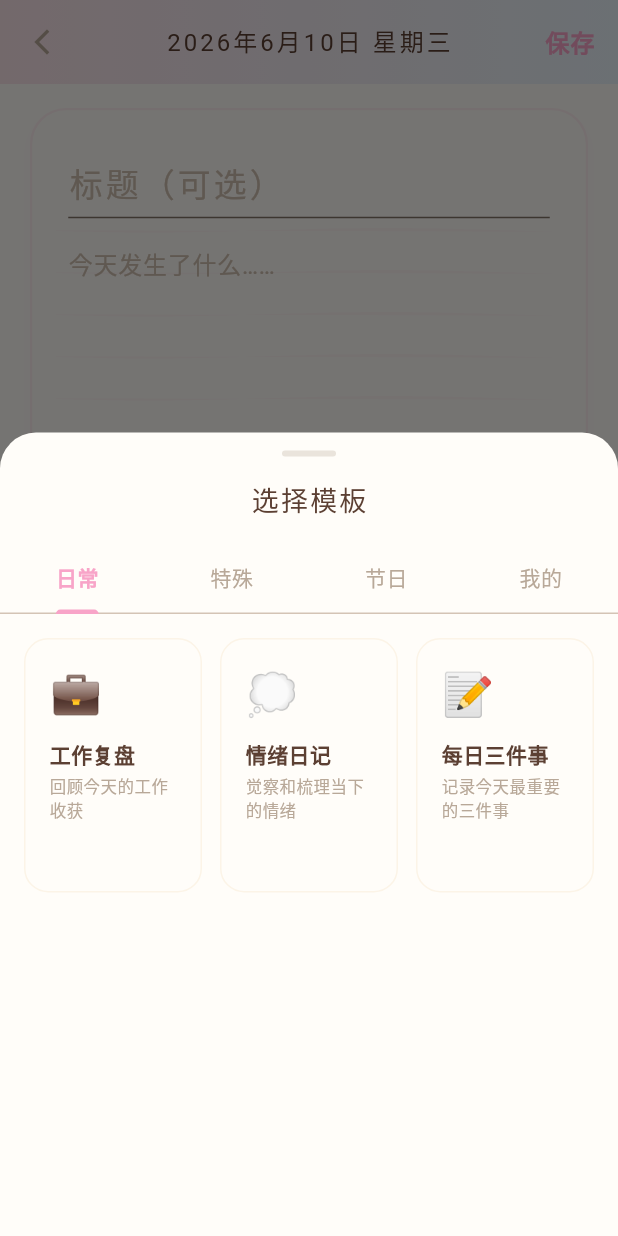
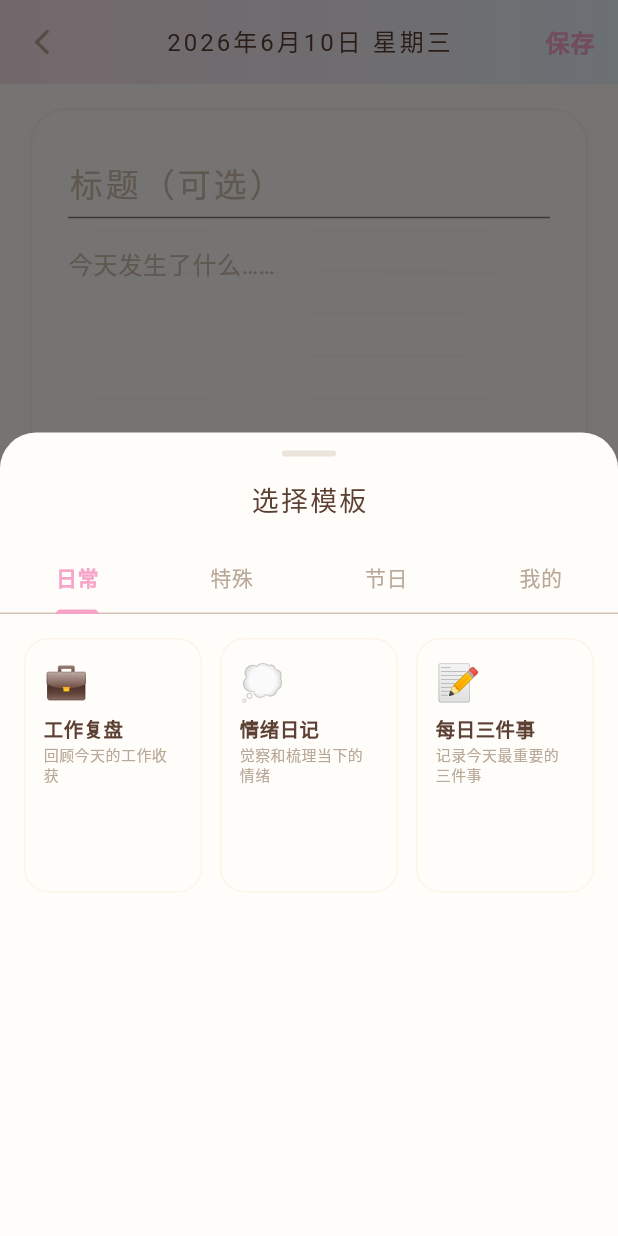
Before and after one commit to rainwind0408/diary_app, a Flutter app: the MainShell screen opened directly, item 3 of the bottom bar chosen, after a tap on the "mic" icon, on a phone screen of 412 x 824 dp. Run offline on Flutter 3.47's test engine with Material 3 defaults, Android fonts, the phone set to English and light mode, and no system bars; our stand-ins replace audioplayers, fl_chart, flutter_local_notifications, flutter_markdown, geolocator, image_picker and 5 more; missing offline and left inert: file_selector, record; accounts and stored records are empty; Roboto replaces fonts that are missing (MaShanZheng, ZCOOLXiaoWei).

Commit message:
v3.2.0: 自定义模板+模型手动更新+键盘修复+应用更名折花日记
- 自定义模板：模板选择器"我的"Tab支持创建/删除自定义模板
- 模型手动更新：厂商前缀匹配替代白名单，设置页一键更新
- 华为键盘修复：焦点监听+延迟TextInput.show适配HarmonyOS
- API配置修复：Dropdown校验provider/model存在性
- 连续天数修复：SQLite date()函数替代ISO字符串比较
- 应用更名：手写日记→折花日记

```diff
--- a/lib/app.dart
+++ b/lib/app.dart
@@ -31,7 +31,7 @@ class DiaryApp extends StatelessWidget {
         textScaler: TextScaler.linear(fontProvider.scale),
       ),
       child: MaterialApp(
-        title: '手写日记',
+        title: '折花日记',
         theme: AppTheme.buildLight(
             seasonalProvider.isEnabled ? seasonalProvider.palette : null),
         darkTheme: AppTheme.buildDark(
--- a/lib/data/repositories/diary_repository.dart
+++ b/lib/data/repositories/diary_repository.dart
@@ -33,12 +33,11 @@ class DiaryRepository {
 
   Future<List<DiaryEntry>> getEntriesByDate(DateTime date) async {
     final db = await _dbHelper.database;
-    final start = DateTime(date.year, date.month, date.day);
-    final end = start.add(const Duration(days: 1));
+    final dateStr = '${date.year}-${date.month.toString().padLeft(2, '0')}-${date.day.toString().padLeft(2, '0')}';
     final rows = await db.query(
       DatabaseConstants.tableDiaryEntries,
-      where: '${DatabaseConstants.colCreatedAt} >= ? AND ${DatabaseConstants.colCreatedAt} < ?',
-      whereArgs: [start.toIso8601String(), end.toIso8601String()],
+      where: "date(${DatabaseConstants.colCreatedAt}, 'localtime') = ?",
+      whereArgs: [dateStr],
       orderBy: '${DatabaseConstants.colCreatedAt} DESC',
     );
     return rows.map((r) => DiaryEntry.fromMap(r)).toList();
@@ -80,13 +79,12 @@ class DiaryRepository {
 
   Future<Map<String, int>> getMonthlyStats(DateTime month) async {
     final db = await _dbHelper.database;
-    final start = DateTime(month.year, month.month, 1);
-    final end = DateTime(month.year, month.month + 1, 1);
+    final monthStr = '${month.year}-${month.month.toString().padLeft(2, '0')}';
     final rows = await db.rawQuery('''
       SELECT COUNT(*) as count, COALESCE(SUM(word_count), 0) as total_words
       FROM ${DatabaseConstants.tableDiaryEntries}
-      WHERE ${DatabaseConstants.colCreatedAt} >= ? AND ${DatabaseConstants.colCreatedAt} < ?
-    ''', [start.toIso8601String(), end.toIso8601String()]);
+      WHERE strftime('%Y-%m', ${DatabaseConstants.colCreatedAt}, 'localtime') = ?
+    ''', [monthStr]);
     if (rows.isEmpty) return {'count': 0, 'total_words': 0};
     return {
       'count': rows.first['count'] as int,
@@ -108,13 +106,12 @@ class DiaryRepository {
 
   Future<List<DiaryEntry>> getEntriesByDateAndTag(DateTime date, String tag) async {
     final db = await _dbHelper.database;
-    final start = DateTime(date.year, date.month, date.day);
-    final end = start.add(const Duration(days: 1));
+    final dateStr = '${date.year}-${date.month.toString().padLeft(2, '0')}-${date.day.toString().padLeft(2, '0')}';
     final pattern = '%"$tag"%';
     final rows = await db.query(
       DatabaseConstants.tableDiaryEntries,
-      where: '${DatabaseConstants.colCreatedAt} >= ? AND ${DatabaseConstants.colCreatedAt} < ? AND ${DatabaseConstants.colTags} LIKE ?',
-      whereArgs: [start.toIso8601String(), end.toIso8601String(), pattern],
+      where: "date(${DatabaseConstants.colCreatedAt}, 'localtime') = ? AND ${DatabaseConstants.colTags} LIKE ?",
+      whereArgs: [dateStr, pattern],
       orderBy: '${DatabaseConstants.colCreatedAt} DESC',
     );
     return rows.map((r) => DiaryEntry.fromMap(r)).toList();
@@ -155,13 +152,12 @@ class DiaryRepository {
 
   Future<Set<int>> getEntryDatesInMonth(int year, int month) async {
     final db = await _dbHelper.database;
-    final start = DateTime(year, month, 1);
-    final end = DateTime(year, month + 1, 1);
+    final monthStr = '$year-${month.toString().padLeft(2, '0')}';
     final rows = await db.query(
       DatabaseConstants.tableDiaryEntries,
       columns: [DatabaseConstants.colCreatedAt],
-      where: '${DatabaseConstants.colCreatedAt} >= ? AND ${DatabaseConstants.colCreatedAt} < ?',
-      whereArgs: [start.toIso8601String(), end.toIso8601String()],
+      where: "strftime('%Y-%m', ${DatabaseConstants.colCreatedAt}, 'localtime') = ?",
+      whereArgs: [monthStr],
     );
     return rows.map((r) {
       final dt = DateTime.parse(r[DatabaseConstants.colCreatedAt] as String);
@@ -218,11 +214,12 @@ class DiaryRepository {
     final db = await _dbHelper.database;
     final now = DateTime.now();
     final start = DateTime(now.year - 1, now.month, now.day);
+    final startStr = '${start.year}-${start.month.toString().padLeft(2, '0')}-${start.day.toString().padLeft(2, '0')}';
     final rows = await db.query(
       DatabaseConstants.tableDiaryEntries,
       columns: [DatabaseConstants.colCreatedAt],
-      where: '${DatabaseConstants.colCreatedAt} >= ?',
-      whereArgs: [start.toIso8601String()],
+      where: "date(${DatabaseConstants.colCreatedAt}, 'localtime') >= ?",
+      whereArgs: [startStr],
     );
     return rows.map((r) {
       final dt = DateTime.parse(r[DatabaseConstants.colCreatedAt] as String);
--- a/lib/features/onboarding/screens/welcome_screen.dart
+++ b/lib/features/onboarding/screens/welcome_screen.dart
@@ -109,7 +109,7 @@ class _WelcomeScreenState extends State<WelcomeScreen>
                         child: Column(
                           children: [
                             Text(
-                              '手写日记',
+                              '折花日记',
                               style: AppTextStyles.handwritingTitle.copyWith(
                                 color: textColor,
                                 fontSize: 36,
--- a/lib/features/reminders/widgets/reminder_settings.dart
+++ b/lib/features/reminders/widgets/reminder_settings.dart
@@ -152,15 +152,15 @@ class _ReminderSettingsState extends State<ReminderSettings> {
               )),
               const SizedBox(height: 12),
               _guideStep('1', '打开手机「设置」→「应用」→「应用管理」', textColor),
-              _guideStep('2', '找到「手写日记」→「电池」或「耗电管理」', textColor),
+              _guideStep('2', '找到「折花日记」→「电池」或「耗电管理」', textColor),
               _guideStep('3', '选择「不限制」或「允许后台活动」', textColor),
               const SizedBox(height: 12),
               Text('华为/荣耀设备额外设置：', style: AppTextStyles.body.copyWith(
                 color: goldColor, fontWeight: FontWeight.w600,
               )),
               const SizedBox(height: 4),
-              _guideStep('•', '设置 → 电池 → 启动管理 → 手写日记 → 关闭自动管理 → 手动开启所有开关', textColor),
-              _guideStep('•', '设置 → 应用 → 应用管理 → 手写日记 → 通知 → 开启允许通知', textColor),
+              _guideStep('•', '设置 → 电池 → 启动管理 → 折花日记 → 关闭自动管理 → 手动开启所有开关', textColor),
+              _guideStep('•', '设置 → 应用 → 应用管理 → 折花日记 → 通知 → 开启允许通知', textColor),
             ],
           ),
         ),
--- a/lib/features/settings/screens/about_screen.dart
+++ b/lib/features/settings/screens/about_screen.dart
@@ -40,7 +40,7 @@ class _AboutScreenState extends State<AboutScreen> {
         final raw = await rootBundle.loadString('assets/README.md');
         readme = _cleanReadme(raw);
       } catch (_) {
-        readme = '# 手写日记\n\n无法加载 README.md 内容。';
+        readme = '# 折花日记\n\n无法加载 README.md 内容。';
       }
       if (!mounted) return;
       setState(() {
@@ -51,7 +51,7 @@ class _AboutScreenState extends State<AboutScreen> {
       if (!mounted) return;
       setState(() {
         _version = '';
-        _readmeContent = '# 手写日记\n\n加载失败: $e';
+        _readmeContent = '# 折花日记\n\n加载失败: $e';
       });
     }
   }
@@ -91,7 +91,7 @@ class _AboutScreenState extends State<AboutScreen> {
                       ),
                       const SizedBox(height: 12),
                       Text(
-                        '手写日记',
+                        '折花日记',
                         style: AppTextStyles.heading.copyWith(
                           fontSize: 20,
                           color: isDark ? AppColors.darkTitleText : AppColors.titleText,
--- a/lib/features/settings/screens/settings_screen.dart
+++ b/lib/features/settings/screens/settings_screen.dart
@@ -155,7 +155,7 @@ class _SettingsScreenState extends State<SettingsScreen> {
                     color: isDark ? AppColors.darkBodyText : AppColors.bodyText,
                   )),
                   subtitle: Text(
-                    '手写日记 ${_version.isNotEmpty ? _version : ""}',
+                    '折花日记 ${_version.isNotEmpty ? _version : ""}',
                     style: AppTextStyles.label.copyWith(
                       color: isDark ? AppColors.darkLabelText : AppColors.labelText,
                     ),
--- a/lib/features/settings/widgets/ai_settings_section.dart
+++ b/lib/features/settings/widgets/ai_settings_section.dart
@@ -5,8 +5,15 @@ import '../../chat/screens/chat_screen.dart';
 import '../../chat/widgets/api_config_dialog.dart';
 import '../../chat/services/llm_service.dart';
 
-class AiSettingsSection extends StatelessWidget {
+class AiSettingsSection extends StatefulWidget {
   const AiSettingsSection({super.key});
+
+  @override
+  State<AiSettingsSection> createState() => _AiSettingsSectionState();
+}
+
+class _AiSettingsSectionState extends State<AiSettingsSection> {
+  bool _updating = false;
 
   @override
   Widget build(BuildContext context) {
@@ -64,8 +71,53 @@ class AiSettingsSection extends StatelessWidget {
             );
           },
         ),
+        Divider(
+          height: 1,
+          color: isDark ? AppColors.darkDividerLine : AppColors.dividerLine,
+        ),
+        ListTile(
+          leading: _updating
+              ? SizedBox(
+                  width: 24,
+                  height: 24,
+                  child: CircularProgressIndicator(
+                    strokeWidth: 2,
+                    color: goldColor,
+                  ),
+                )
+              : Icon(Icons.refresh, color: goldColor),
+          title: Text(
+            '更新模型列表',
+            style: AppTextStyles.body.copyWith(color: textColor),
+          ),
+          subtitle: Text(
+            '联网获取当前厂商最新可用模型',
+            style: AppTextStyles.label.copyWith(color: subtleColor),
+          ),
+          onTap: _updating ? null : _updateModels,
+        ),
       ],
     );
+  }
+
+  Future<void> _updateModels() async {
+    setState(() => _updating = true);
+    try {
+      final count = await LlmService.updateModels();
+      if (mounted) {
+        ScaffoldMessenger.of(context).showSnackBar(
+          SnackBar(content: Text('模型列表已更新，共 $count 个模型')),
+        );
+      }
+    } catch (e) {
+      if (mounted) {
+        ScaffoldMessenger.of(context).showSnackBar(
+          SnackBar(content: Text('$e')),
+        );
+      }
+    } finally {
+      if (mounted) setState(() => _updating = false);
+    }
   }
 
   void _showNeedConfigHint(BuildContext context, bool isDark, Color goldColor) {
--- a/lib/features/templates/widgets/template_card.dart
+++ b/lib/features/templates/widgets/template_card.dart
@@ -27,7 +27,7 @@ class TemplateCard extends StatelessWidget {
       onTap: onTap,
       onLongPress: onLongPress,
       child: Container(
-        padding: const EdgeInsets.all(16),
+        padding: const EdgeInsets.all(12),
         decoration: BoxDecoration(
           color: bgColor,
           borderRadius: BorderRadius.circular(16),
@@ -39,26 +39,31 @@ class TemplateCard extends StatelessWidget {
         child: Column(
           crossAxisAlignment: CrossAxisAlignment.start,
           children: [
-            Text(template.icon, style: const TextStyle(fontSize: 28)),
-            const SizedBox(height: 10),
+            Text(template.icon, style: const TextStyle(fontSize: 24)),
+            const SizedBox(height: 6),
             Text(
               template.name,
               style: AppTextStyles.label.copyWith(
                 color: textColor,
                 fontWeight: FontWeight.w600,
+                fontSize: 13,
+                height: 1.2,
               ),
               maxLines: 1,
               overflow: TextOverflow.ellipsis,
             ),
-            const SizedBox(height: 4),
-            Text(
-              template.description,
-              style: AppTextStyles.cardDate.copyWith(
-                color: subtleColor,
-                fontSize: 11,
+            const SizedBox(height: 2),
+            Expanded(
+              child: Text(
+                template.description,
+                style: AppTextStyles.cardDate.copyWith(
+                  color: subtleColor,
+                  fontSize: 10,
+                  height: 1.3,
+                ),
+                maxLines: 2,
+                overflow: TextOverflow.ellipsis,
               ),
-              maxLines: 2,
-              overflow: TextOverflow.ellipsis,
             ),
           ],
         ),
--- a/lib/features/templates/widgets/template_selector.dart
+++ b/lib/features/templates/widgets/template_selector.dart
@@ -5,6 +5,7 @@ import '../../../core/constants/app_text_styles.dart';
 import '../models/template.dart';
 import '../providers/template_provider.dart';
 import 'template_card.dart';
+import 'create_template_dialog.dart';
 
 class TemplateSelector extends StatefulWidget {
   const TemplateSelector({super.key});
@@ -113,7 +114,12 @@ class _TemplateSelectorState extends State<TemplateSelector>
                     : provider.getByCategory(category);
 
                 if (templates.isEmpty) {
-                  return Center(
+                  return GestureDetector(
+                    onTap: category == TemplateCategory.custom
+                        ? () => _createTemplate()
+                        : null,
+                    behavior: HitTestBehavior.opaque,
+                    child: Center(
                       child: Column(
                         mainAxisSize: MainAxisSize.min,
                         children: [
@@ -122,25 +128,33 @@ class _TemplateSelectorState extends State<TemplateSelector>
                                 ? Icons.add_circle_outline
                                 : Icons.note_outlined,
                             size: 48,
-                          color: isDark
+                            color: category == TemplateCategory.custom
+                                ? goldColor
+                                : (isDark
                                     ? AppColors.darkSubtleText
-                              : AppColors.subtleText,
+                                    : AppColors.subtleText),
                           ),
                           const SizedBox(height: 12),
                           Text(
                             category == TemplateCategory.custom
-                              ? '还没有自定义模板'
+                                ? '点击创建自定义模板'
                                 : '暂无模板',
                             style: AppTextStyles.body.copyWith(
-                            color: isDark
+                              color: category == TemplateCategory.custom
+                                  ? goldColor
+                                  : (isDark
                                       ? AppColors.darkSubtleText
-                                : AppColors.subtleText,
+                                      : AppColors.subtleText),
                             ),
                           ),
                         ],
                       ),
+                    ),
                   );
                 }
+
+                final isCustom = category == TemplateCategory.custom;
+                final gridCount = isCustom ? templates.length + 1 : templates.length;
 
                 return GridView.builder(
                   padding: const EdgeInsets.all(16),
@@ -150,13 +164,44 @@ class _TemplateSelectorState extends State<TemplateSelector>
                     crossAxisSpacing: 12,
                     childAspectRatio: 0.7,
                   ),
-                  itemCount: templates.length,
+                  itemCount: gridCount,
                   itemBuilder: (ctx, i) {
+                    if (isCustom && i == 0) {
+                      return GestureDetector(
+                        onTap: () => _createTemplate(),
+                        child: Container(
+                          padding: const EdgeInsets.all(16),
+                          decoration: BoxDecoration(
+                            color: goldColor.withValues(alpha: 0.08),
+                            borderRadius: BorderRadius.circular(16),
+                            border: Border.all(
+                              color: goldColor.withValues(alpha: 0.25),
+                              width: 1,
+                            ),
+                          ),
+                          child: Column(
+                            mainAxisAlignment: MainAxisAlignment.center,
+                            children: [
+                              Icon(Icons.add, size: 28, color: goldColor),
+                              const SizedBox(height: 8),
+                              Text(
+                                '新建模板',
+                                style: AppTextStyles.label.copyWith(
+                                  color: goldColor,
+                                  fontWeight: FontWeight.w600,
+                                ),
+                              ),
+                            ],
+                          ),
+                        ),
+                      );
+                    }
+                    final template = isCustom ? templates[i - 1] : templates[i];
                     return TemplateCard(
-                      template: templates[i],
-                      onTap: () => Navigator.pop(context, templates[i]),
-                      onLongPress: category == TemplateCategory.custom
-                          ? () => _confirmDelete(templates[i])
+                      template: template,
+                      onTap: () => Navigator.pop(context, template),
+                      onLongPress: isCustom
+                          ? () => _confirmDelete(template)
                           : null,
                     );
                   },
@@ -167,6 +212,13 @@ class _TemplateSelectorState extends State<TemplateSelector>
         ],
       ),
     );
+  }
+
+  Future<void> _createTemplate() async {
+    final template = await CreateTemplateDialog.show(context);
+    if (template != null && mounted) {
+      context.read<TemplateProvider>().addCustomTemplate(template);
+    }
   }
 
   void _confirmDelete(DiaryTemplate template) {
```
Also changed, not shown: lib/features/chat/services/llm_service.dart (+176 -2 lines), lib/features/chat/widgets/api_config_dialog.dart (+9 -2 lines), lib/features/chat/widgets/chat_input.dart (+18 -1 lines), lib/features/templates/widgets/create_template_dialog.dart (added, +217 -0 lines), 4 other files. Lines whose indentation alone changed are shown as unchanged.
